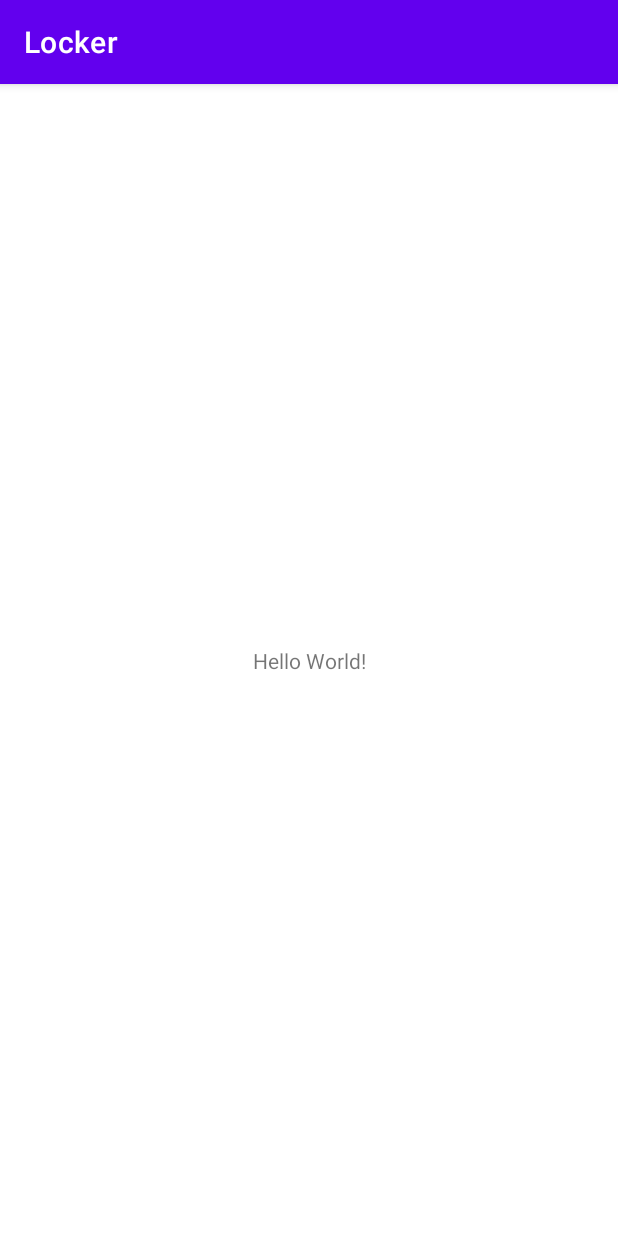
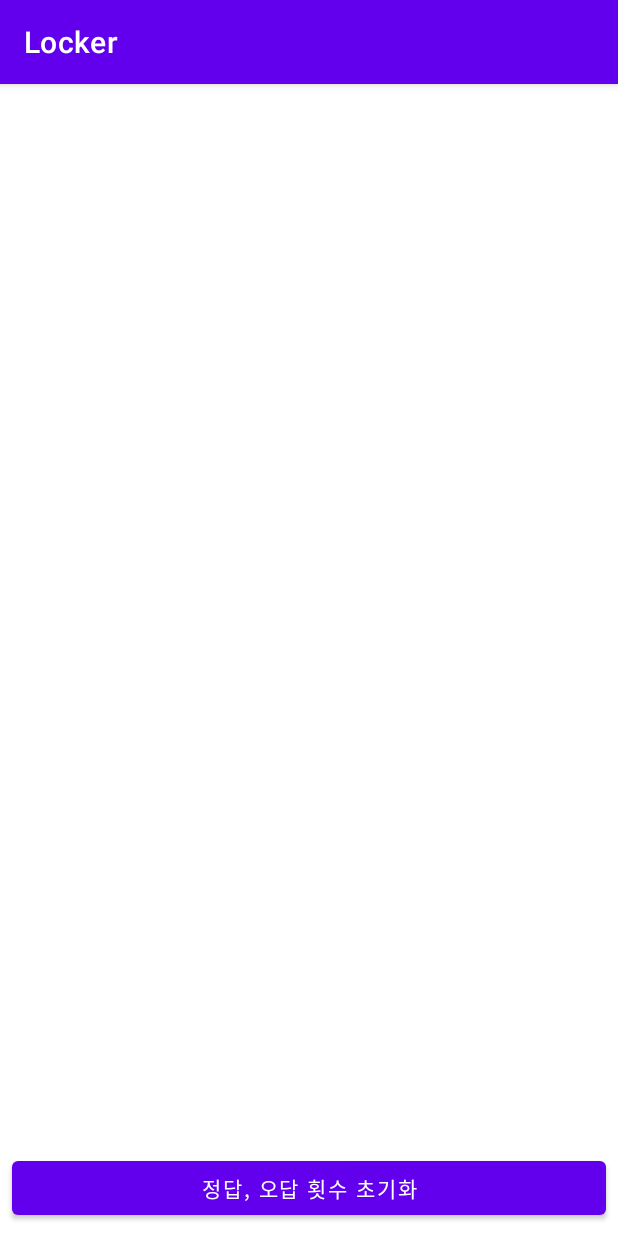
Before and after one commit to SimSimpuri/Locker, an Android app: the screen it shows after launch (MainActivity), on a phone screen of 412 x 824 dp. Run offline under Robolectric (Android 15) with nearby library versions, the phone set to English and light mode, and no system bars.

Commit message:
잠금화면앱 브로드캐스트 리시버, 서비스 부분 완료

```diff
--- a/app/src/main/res/layout/activity_main.xml
+++ b/app/src/main/res/layout/activity_main.xml
@@ -6,13 +6,32 @@
     android:layout_height="match_parent"
     tools:context=".MainActivity">
 
-    <TextView
-        android:layout_width="wrap_content"
+    <Button
+        android:id="@+id/initBt"
+        android:layout_width="0dp"
         android:layout_height="wrap_content"
-        android:text="Hello World!"
+        android:layout_marginStart="8dp"
+        android:layout_marginTop="8dp"
+        android:layout_marginEnd="8dp"
+        android:layout_marginBottom="8dp"
+        android:text="정답, 오답 횟수 초기화"
         app:layout_constraintBottom_toBottomOf="parent"
-        app:layout_constraintLeft_toLeftOf="parent"
-        app:layout_constraintRight_toRightOf="parent"
-        app:layout_constraintTop_toTopOf="parent" />
+        app:layout_constraintEnd_toEndOf="parent"
+        app:layout_constraintStart_toStartOf="parent"
+        app:layout_constraintTop_toBottomOf="@+id/preferemceContent" />
 
+    <FrameLayout
+        android:id="@+id/preferemceContent"
+        android:layout_width="match_parent"
+        android:layout_height="0dp"
+        android:layout_marginStart="8dp"
+        android:layout_marginTop="8dp"
+        android:layout_marginEnd="8dp"
+        android:layout_marginBottom="8dp"
+        app:layout_constraintBottom_toTopOf="@+id/initBt"
+        app:layout_constraintEnd_toEndOf="parent"
+        app:layout_constraintStart_toStartOf="parent"
+        app:layout_constraintTop_toTopOf="parent">
+
+    </FrameLayout>
 </androidx.constraintlayout.widget.ConstraintLayout>
```
Also changed, not shown: app/src/main/AndroidManifest.xml (+8 -0 lines), app/src/main/java/com/example/locker/LockerScreenService.kt (added, +73 -0 lines), app/src/main/java/com/example/locker/ScreenOffReciver.kt (added, +18 -0 lines).
